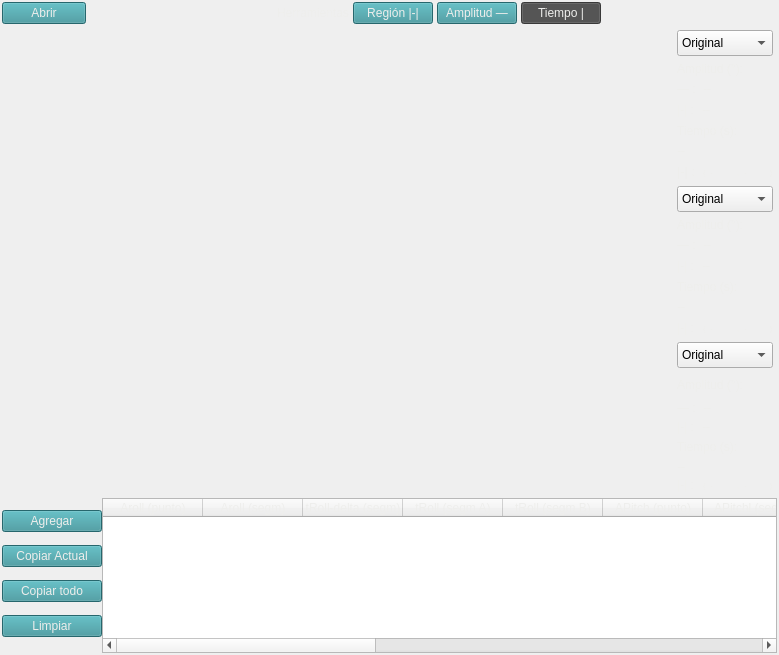
Old version of the form Software/development/Form/graph.ui in the repository Debaq/Fullaxis.
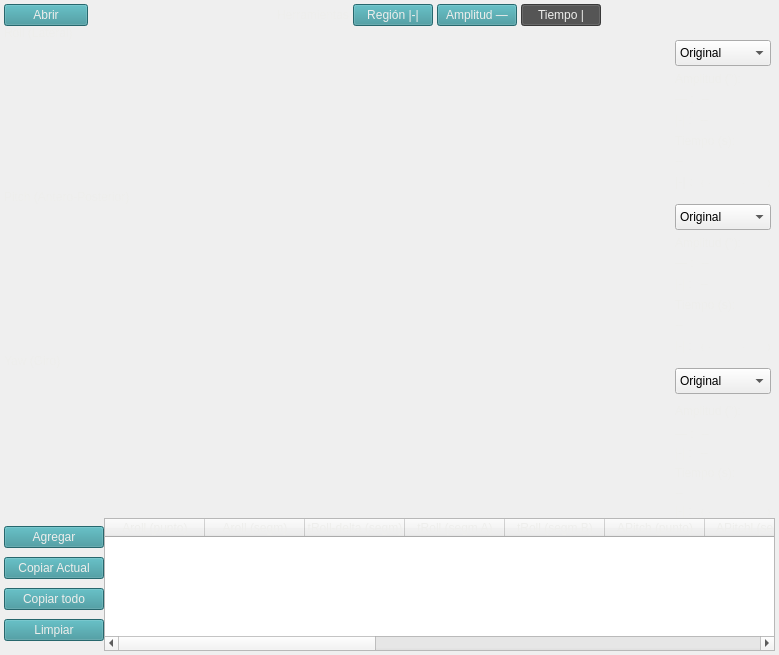
New version of the form. Icons and pictures are not drawn.

Commit message: mejoras en el esquema

Diff of the .ui file:
```diff
--- a/Software/development/Form/graph.ui
+++ b/Software/development/Form/graph.ui
@@ -38,17 +38,20 @@
 }</string>
   </property>
   <layout class="QHBoxLayout" name="horizontalLayout_4">
+   <property name="spacing">
+    <number>0</number>
+   </property>
    <property name="leftMargin">
-    <number>2</number>
+    <number>4</number>
    </property>
    <property name="topMargin">
-    <number>2</number>
+    <number>4</number>
    </property>
    <property name="rightMargin">
-    <number>2</number>
+    <number>4</number>
    </property>
    <property name="bottomMargin">
-    <number>2</number>
+    <number>4</number>
    </property>
    <item>
     <layout class="QVBoxLayout" name="verticalLayout">
@@ -239,8 +242,18 @@
        </layout>
       </widget>
      </item>
+     <item>
+      <widget class="QLabel" name="label_22">
+       <property name="text">
+        <string>Roll (Lateral)</string>
+       </property>
+      </widget>
+     </item>
      <item>
       <layout class="QHBoxLayout" name="frame_1">
+       <property name="spacing">
+        <number>6</number>
+       </property>
        <item>
         <widget class="QFrame" name="frame_graph_1">
          <property name="minimumSize">
@@ -249,7 +262,20 @@
            <height>150</height>
           </size>
          </property>
-         <layout class="QVBoxLayout" name="layout_graph_1"/>
+         <layout class="QVBoxLayout" name="layout_graph_1">
+          <property name="leftMargin">
+           <number>0</number>
+          </property>
+          <property name="topMargin">
+           <number>0</number>
+          </property>
+          <property name="rightMargin">
+           <number>0</number>
+          </property>
+          <property name="bottomMargin">
+           <number>0</number>
+          </property>
+         </layout>
         </widget>
        </item>
        <item>
@@ -494,8 +520,18 @@
        </item>
       </layout>
      </item>
+     <item>
+      <widget class="QLabel" name="label_21">
+       <property name="text">
+        <string>Pitch (Antero-Posterior)</string>
+       </property>
+      </widget>
+     </item>
      <item>
       <layout class="QHBoxLayout" name="frame_2">
+       <property name="spacing">
+        <number>6</number>
+       </property>
        <item>
         <widget class="QFrame" name="frame_graph_2">
          <property name="minimumSize">
@@ -504,7 +540,20 @@
            <height>150</height>
           </size>
          </property>
-         <layout class="QVBoxLayout" name="layout_graph_2"/>
+         <layout class="QVBoxLayout" name="layout_graph_2">
+          <property name="leftMargin">
+           <number>0</number>
+          </property>
+          <property name="topMargin">
+           <number>0</number>
+          </property>
+          <property name="rightMargin">
+           <number>0</number>
+          </property>
+          <property name="bottomMargin">
+           <number>0</number>
+          </property>
+         </layout>
         </widget>
        </item>
        <item>
@@ -747,8 +796,21 @@
        </item>
       </layout>
      </item>
+     <item>
+      <widget class="QLabel" name="label_20">
+       <property name="text">
+        <string>Yaw (Giro)</string>
+       </property>
+      </widget>
+     </item>
      <item>
       <layout class="QHBoxLayout" name="frame_3">
+       <property name="spacing">
+        <number>6</number>
+       </property>
+       <property name="sizeConstraint">
+        <enum>QLayout::SetDefaultConstraint</enum>
+       </property>
        <item>
         <widget class="QFrame" name="frame_graph_3">
          <property name="minimumSize">
@@ -757,7 +819,20 @@
            <height>150</height>
           </size>
          </property>
-         <layout class="QVBoxLayout" name="layout_graph_3"/>
+         <layout class="QVBoxLayout" name="layout_graph_3">
+          <property name="leftMargin">
+           <number>0</number>
+          </property>
+          <property name="topMargin">
+           <number>0</number>
+          </property>
+          <property name="rightMargin">
+           <number>0</number>
+          </property>
+          <property name="bottomMargin">
+           <number>0</number>
+          </property>
+         </layout>
         </widget>
        </item>
        <item>
```
The commit also changes 1 other file.
